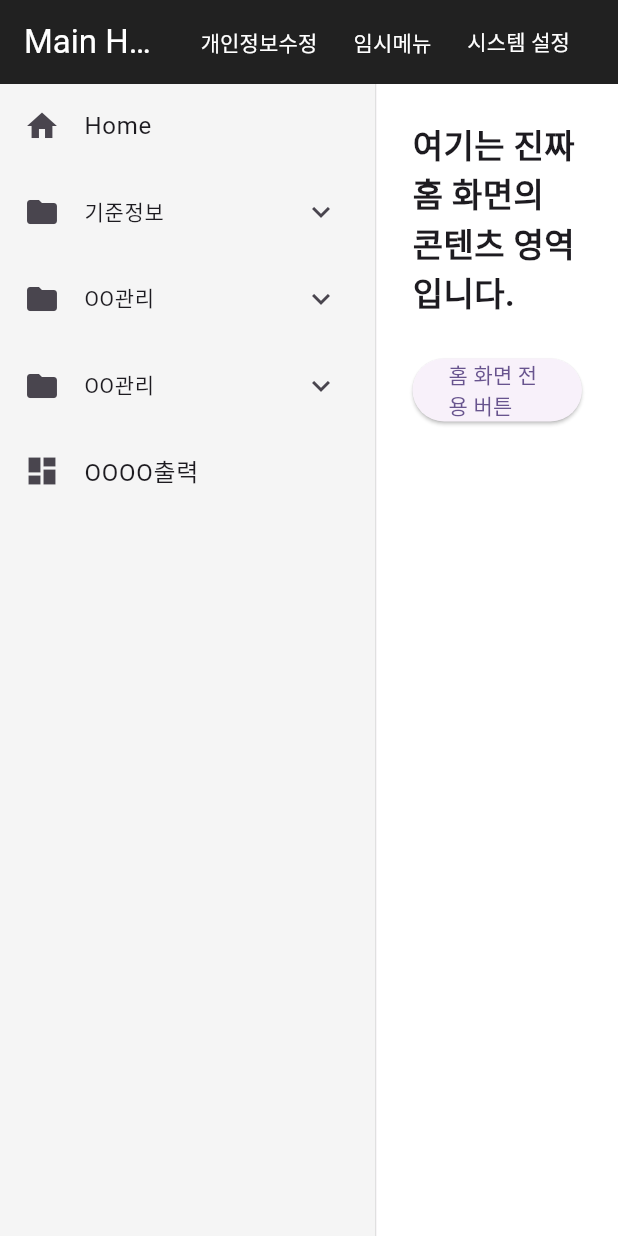
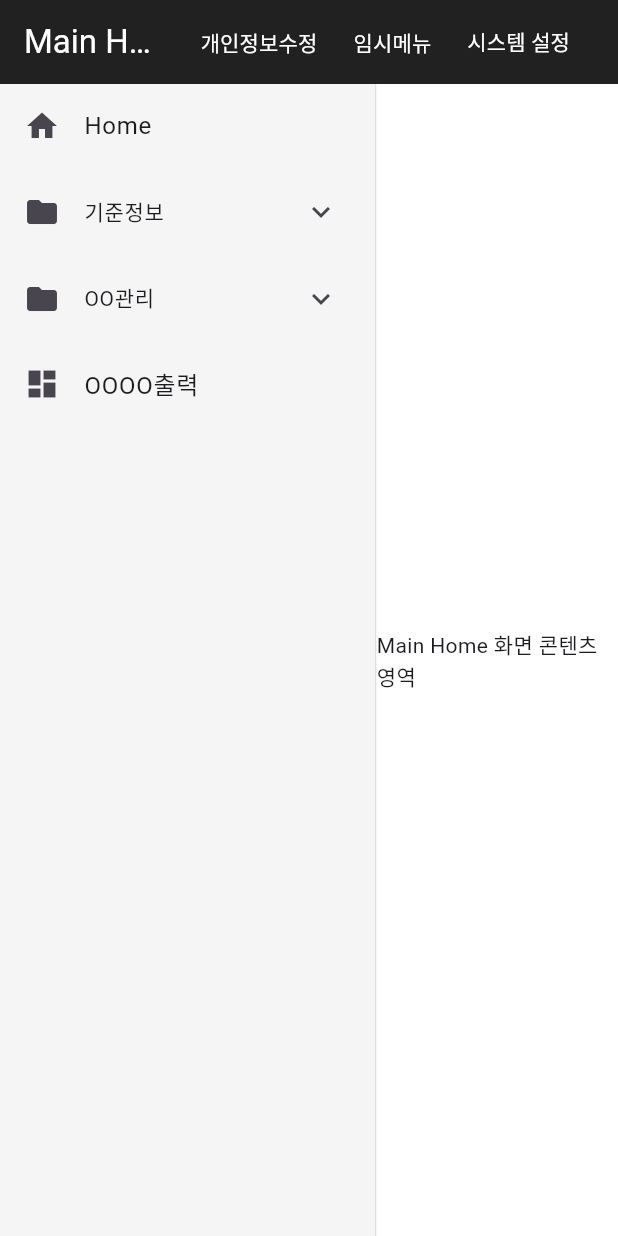
Before and after one commit to KYS123-DEV/fullstack-api-project, a Flutter app: the screen it shows after launch, after a tap on "이메일로 로그인", on a phone screen of 412 x 824 dp. Run offline on Flutter 3.47's test engine with Material 3 defaults, Android fonts, the phone set to English and light mode, and no system bars.

Commit message:
20260624 공통 MenuModel 추가

```diff
--- /dev/null
+++ b/flutter_frontend_ys/lib/common/utils/menu_model.dart
@@ -0,0 +1,42 @@
+//공용 화면 DTO
+import 'package:flutter/material.dart';
+
+class MenuModel {
+  final String id;
+  final String title;
+  final String? icon;
+  final String? path;
+  final List<MenuModel>? children;
+
+  //메뉴 클릭 시 우측에 그려낼 화면 생성
+  final Widget Function(BuildContext)? screenBuilder;
+
+  const MenuModel({
+    required this.id,
+    required this.title,
+    this.icon,
+    this.path,
+    this.children,
+    this.screenBuilder,
+  });
+
+  // 백엔드(NestJS)에서 넘어온 Map(JSON) 데이터를 DTO 객체로 변환하는 팩토리 메서드
+  // 임시 mock 데이터 변환용 factory (하드코딩 단계용)
+  factory MenuModel.fromMock({
+    required String id,
+    required String title,
+    String? icon,
+    String? path,
+    List<MenuModel>? children,
+    Widget Function(BuildContext)? screenBuilder,
+  }) {
+    return MenuModel(
+      id: id,
+      title: title,
+      icon: icon,
+      path: path,
+      children: children,
+      screenBuilder: screenBuilder,
+    );
+  }
+}
--- a/flutter_frontend_ys/lib/common/utils/menu_service.dart
+++ b/flutter_frontend_ys/lib/common/utils/menu_service.dart
@@ -1,67 +1,99 @@
 import 'package:flutter/material.dart';
+import 'package:flutter_frontend_ys/common/utils/menu_model.dart';
 
 class MenuService {
   MenuService._internal();
   static final MenuService _instance = MenuService._internal();
   factory MenuService() => _instance;
 
-  //전역 메뉴 데이터 변수들
+  // 전역 메뉴 데이터 변수들
   final ValueNotifier<List<Map<String, String>>> categoryMenus = ValueNotifier(
     [],
   );
-  final ValueNotifier<List<Map<String, dynamic>>> sidebarMenus = ValueNotifier(
-    [],
-  );
+  final ValueNotifier<List<MenuModel>> sidebarMenus = ValueNotifier([]);
+
+  // 현재 선택된 'MenuModel 데이터 객체 자체'를 전역 상태로 관리
+  final ValueNotifier<MenuModel?> currentMenu = ValueNotifier(null);
+
+  // 화면 변경 메소드
+  void changeMenu(MenuModel menu) {
+    currentMenu.value = menu;
+  }
 
   // DB(API 서버)에서 데이터를 조회해오는 가상 함수
   Future<void> fetchMenusFromDB() async {
-    // 서버 대기 시뮬
-    //await Future.delayed(const Duration(milliseconds: 500));
+    await Future.delayed(const Duration(milliseconds: 500));
 
-    //여기서 자료 setItem
-    //appbar 메뉴
+    // AppBar 상단 카테고리 데이터 세팅
     categoryMenus.value = [
       {'id': 'c1', 'title': '개인정보수정'},
       {'id': 'c2', 'title': '임시메뉴'},
       {'id': 'c3', 'title': '시스템 설정'},
     ];
 
-    //sidebar 메뉴
+    // Sidebar 메뉴 데이터 세팅
     sidebarMenus.value = [
-      {'id': 'm0', 'title': 'Home', 'icon': 'home', 'children': null},
-      {
-        'id': 'm1',
-        'title': '기준정보',
-        'icon': 'folder',
-        'children': [
-          {'id': 'm1-1', 'title': 'OO등록', 'path': '/menu1-1'},
+      MenuModel.fromMock(
+        id: 'home',
+        title: 'Home',
+        icon: 'home',
+        path: '/',
+        screenBuilder: (context) =>
+            const Center(child: Text('Main Home 화면 콘텐츠 영역')),
+      ),
+      MenuModel.fromMock(
+        id: 'm1',
+        title: '기준정보',
+        icon: 'folder',
+        children: [
+          MenuModel.fromMock(
+            id: 'm1-1',
+            title: 'OO등록',
+            path: '/menu1-1',
+            screenBuilder: (context) => const Center(child: Text('기준정보 화면 영역')),
+          ),
         ],
-      },
-      {
-        'id': 'm2',
-        'title': 'OO관리',
-        'icon': 'folder',
-        'children': [
-          {'id': 'm2-1', 'title': 'OO확인', 'path': '/menu2-1'},
-          {'id': 'm2-2', 'title': 'OO현황', 'path': '/menu2-2'},
-          {'id': 'm2-3', 'title': 'OO현황', 'path': '/menu2-3'},
+      ),
+      MenuModel.fromMock(
+        id: 'm2',
+        title: 'OO관리',
+        icon: 'folder',
+        children: [
+          MenuModel.fromMock(
+            id: 'm2-1',
+            title: 'OO확인',
+            path: '/menu2-1',
+            screenBuilder: (context) =>
+                const Center(child: Text('실제 화면 영역 2-1')),
+          ),
+          MenuModel.fromMock(
+            id: 'm2-2',
+            title: 'OO등록 1',
+            path: '/menu2-2',
+            screenBuilder: (context) =>
+                const Center(child: Text('실제 화면 영역 2-2')),
+          ),
+          MenuModel.fromMock(
+            id: 'm2-3',
+            title: 'OO현황 2',
+            path: '/menu2-3',
+            screenBuilder: (context) =>
+                const Center(child: Text('실제 화면 영역 2-3')),
+          ),
         ],
-      },
-      {
-        'id': 'm3',
-        'title': 'OO관리',
-        'icon': 'folder',
-        'children': [
-          {'id': 'm3-1', 'title': 'OO등록', 'path': '/menu3-1'},
-        ],
-      },
-      {
-        'id': 'm4',
-        'title': 'OOOO출력',
-        'icon': 'dashboard',
-        'path': '/menu4',
-        'children': null,
-      },
+      ),
+      MenuModel.fromMock(
+        id: 'm3',
+        title: 'OOOO출력',
+        icon: 'dashboard',
+        path: '/menu3',
+        screenBuilder: (context) => const Center(child: Text('OOOO출력 화면 영역')),
+      ),
     ];
+
+    // 초기 실행 시 첫 번째 메뉴(Home)가 자동으로 활성화되도록 기본값 주입
+    if (sidebarMenus.value.isNotEmpty) {
+      currentMenu.value = sidebarMenus.value.first;
+    }
   }
 }
--- a/flutter_frontend_ys/lib/common/widgets/common_layout.dart
+++ b/flutter_frontend_ys/lib/common/widgets/common_layout.dart
@@ -1,5 +1,6 @@
 import 'package:flutter/material.dart';
 import 'package:flutter_frontend_ys/common/utils/menu_service.dart';
+import 'package:flutter_frontend_ys/common/utils/menu_model.dart';
 
 class CommonLayout extends StatelessWidget {
   final Widget body;
@@ -9,7 +10,6 @@ class CommonLayout extends StatelessWidget {
 
   @override
   Widget build(BuildContext context) {
-    //싱글톤 상자
     final menuService = MenuService();
 
     return Scaffold(
@@ -20,7 +20,7 @@ class CommonLayout extends StatelessWidget {
         title: Text(title),
         actions: [
           ValueListenableBuilder<List<Map<String, String>>>(
-            valueListenable: menuService.categoryMenus, // 감시할 상자 지정
+            valueListenable: menuService.categoryMenus,
             builder: (context, categories, child) {
               return Row(
                 children: categories.map((menu) {
@@ -38,39 +38,37 @@ class CommonLayout extends StatelessWidget {
           const SizedBox(width: 20),
         ],
       ),
-      // 2. 좌측 트리 메뉴 영역 (가로폭 250으로 고정)
+      // 2. 좌측 사이드 영역 (가로폭 250으로 고정)
       body: Row(
         children: [
           Container(
             width: 250,
             color: Colors.grey[100],
-            child: ValueListenableBuilder<List<Map<String, dynamic>>>(
-              valueListenable: menuService.sidebarMenus, //감시할 상자 선택
+            child: ValueListenableBuilder<List<MenuModel>>(
+              valueListenable: menuService.sidebarMenus,
               builder: (context, menus, child) {
-                // 아직 DB에서 데이터를 가져오기 전이라 리스트가 비어있다면 로딩 동그라미 표현
                 if (menus.isEmpty) {
                   return const Center(child: CircularProgressIndicator());
                 }
-
-                // 데이터가 서버에서 도착하면 아래 리스트뷰가 동적으로 표현
                 return ListView(
                   children: menus.map((menu) {
-                    IconData menuIcon = _getMenuIcon(menu['icon']);
-
+                    IconData menuIcon = _getMenuIcon(menu.icon);
                     // 하위 메뉴(children)가 존재하는 계층형 메뉴일 때
-                    if (menu['children'] != null) {
+                    if (menu.children != null) {
                       return ExpansionTile(
                         leading: Icon(menuIcon),
                         title: Text(
-                          menu['title'],
-                          style: TextStyle(fontSize: 14),
+                          menu.title,
+                          style: const TextStyle(fontSize: 14),
                         ),
-                        children: (menu['children'] as List).map((child) {
-                          final childMap = child as Map<String, dynamic>;
+                        children: menu.children!.map((childMenu) {
                           return ListTile(
-                            title: Text('  └ ${childMap['title']}'),
+                            title: Text('  └ ${childMenu.title}'),
                             dense: true,
-                            onTap: () {},
+                            onTap: () {
+                              // 문자열 path 대신 데이터 모델 객체를 통째로 넘겨 할당
+                              menuService.changeMenu(childMenu);
+                            },
                           );
                         }).toList(),
                       );
@@ -79,8 +77,11 @@ class CommonLayout extends StatelessWidget {
                     else {
                       return ListTile(
                         leading: Icon(menuIcon),
-                        title: Text(menu['title']),
-                        onTap: () {},
+                        title: Text(menu.title),
+                        onTap: () {
+                          // 단일 메뉴 클릭 시에도 객체 자체를 넘겨 할당
+                          menuService.changeMenu(menu);
+                        },
                       );
                     }
                   }).toList(),
@@ -90,11 +91,22 @@ class CommonLayout extends StatelessWidget {
           ),
           // 수직 구분선
           VerticalDivider(width: 1, color: Colors.grey[300]),
-          // 3. 우측 실제 콘텐츠 영역 (나머지 공간을 꽉 채움)
+
+          // 우측 실제 콘텐츠 영역 (비동기 화면 자동 렌더링 지점)
           Expanded(
             child: Container(
               color: Colors.white,
-              child: body, // 외부에서 던져준 화면
+              child: ValueListenableBuilder<MenuModel?>(
+                valueListenable: menuService.currentMenu,
+                builder: (context, selectedMenu, child) {
+                  if (selectedMenu == null ||
+                      selectedMenu.screenBuilder == null) {
+                    return body;
+                  }
+                  // 선택된 데이터가 제공하는 고유 빌더 공장 함수를 구동시켜 화면을 반환.
+                  return selectedMenu.screenBuilder!(context);
+                },
+              ),
             ),
           ),
         ],
@@ -102,7 +114,7 @@ class CommonLayout extends StatelessWidget {
     );
   }
 
-  //아이콘 반환
+  // 아이콘 변환 헬퍼
   IconData _getMenuIcon(String? iconStr) {
     switch (iconStr) {
       case 'dashboard':
@@ -114,7 +126,7 @@ class CommonLayout extends StatelessWidget {
       case 'home':
         return Icons.home;
       default:
-        return Icons.folder; // 매칭되는 게 없거나 null일 때 보여줄 기본 아이콘
+        return Icons.folder;
     }
   }
 }
--- a/flutter_frontend_ys/lib/main.dart
+++ b/flutter_frontend_ys/lib/main.dart
@@ -11,7 +11,7 @@ class MyApp extends StatelessWidget {
   @override
   Widget build(BuildContext context) {
     return MaterialApp(
-      title: 'Flutter Demo',
+      title: 'Flutter + NestJS',
       theme: ThemeData(colorScheme: .fromSeed(seedColor: Colors.deepPurple)),
       home:
           const LoginPage(), //const MyHomePage(title: 'Flutter Demo Home Page'),
```
